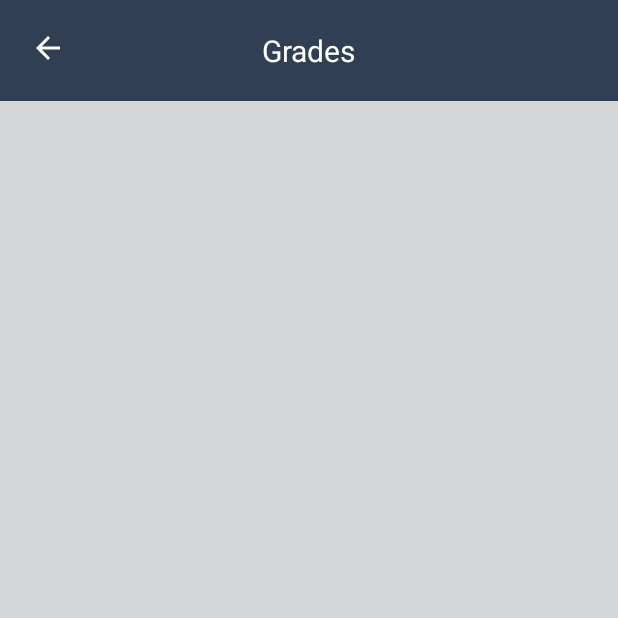
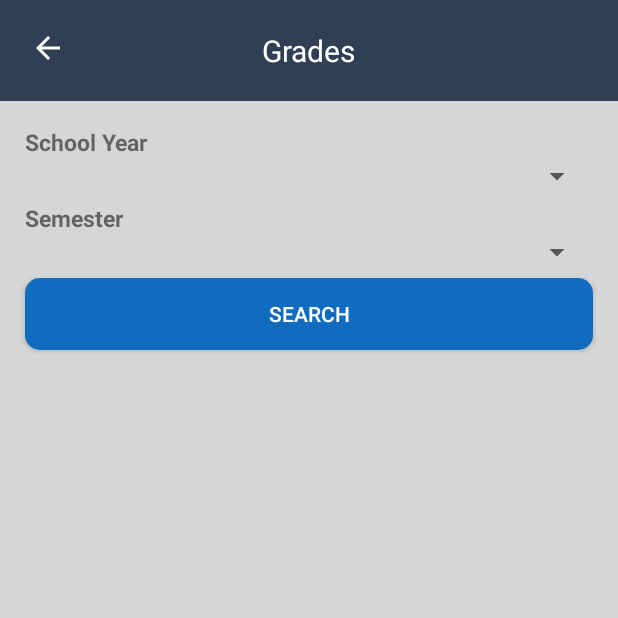
Before and after one commit to NerissaRonquillo33/HCC-R, an Android app: the Grade screen opened directly, with no data from a screen before it, on a phone screen of 412 x 824 dp, the top half of it. Run offline under Robolectric (Android 15) with nearby library versions, the phone set to English and light mode, and no system bars; our stand-ins replace Volley; network calls fail.

Commit message:
sync student info, grades, login

```diff
--- a/app/src/main/java/com/example/hcc/Dashboard.java
+++ b/app/src/main/java/com/example/hcc/Dashboard.java
@@ -42,6 +42,7 @@ public class Dashboard extends AppCompatActivity {
             @Override
             public void onClick(View view) {
                 Intent grade = new Intent(Dashboard.this, Grade.class);
+                grade.putExtra("username",username);
                 startActivity(grade);
             }
         });
@@ -50,6 +51,7 @@ public class Dashboard extends AppCompatActivity {
             @Override
             public void onClick(View view) {
                 Intent bill = new Intent(Dashboard.this, Bill.class);
+                bill.putExtra("username",username);
                 startActivity(bill);
             }
         });
--- a/app/src/main/java/com/example/hcc/Grade.java
+++ b/app/src/main/java/com/example/hcc/Grade.java
@@ -4,23 +4,140 @@ import android.content.Intent;
 import android.os.Bundle;
 import android.support.annotation.Nullable;
 import android.support.v7.app.AppCompatActivity;
+import android.support.v7.widget.GridLayoutManager;
+import android.support.v7.widget.RecyclerView;
+import android.util.Log;
 import android.view.View;
+import android.widget.ArrayAdapter;
+import android.widget.Button;
 import android.widget.ImageView;
+import android.widget.Spinner;
+
+import com.example.hcc.http_request.HttpRequest;
+import com.example.hcc.interfaces.RequestCallback;
+
+import org.json.JSONArray;
+import org.json.JSONException;
+import org.json.JSONObject;
+
+import java.util.ArrayList;
+import java.util.List;
 
 
 public class Grade extends AppCompatActivity {
+
+    List<Grade_Item> lstgrade;
+    DBHelper dbHelper;
+    List<String> schoolyearList;
+    List<String> semesterList;
+    Spinner spinnerSchoolYr;
+    Spinner spinnerSem;
+    String username;
 
     @Override
     protected void onCreate(@Nullable Bundle savedInstanceState) {
         super.onCreate(savedInstanceState);
         setContentView(R.layout.grade);
         ImageView prev = findViewById(R.id.back2main);
+        spinnerSchoolYr = findViewById(R.id.schoolyear);
+        spinnerSem = findViewById(R.id.semester);
+        Button search = findViewById(R.id.search);
+        lstgrade = new ArrayList<>();
+        schoolyearList = new ArrayList<String>();
+        semesterList = new ArrayList<String>();
+//        dbHelper = new DBHelper(this, lstgrade);
+        username = getIntent().getStringExtra("username");
         /* Back to main */
         prev.setOnClickListener(new View.OnClickListener() {
             @Override
             public void onClick(View view) {
                 Intent dashboard = new Intent(Grade.this, Dashboard.class);
+                dashboard.putExtra("username",username);
                 startActivity(dashboard);
+            }
+        });
+        search.setOnClickListener(new View.OnClickListener() {
+            @Override
+            public void onClick(View view) {
+                String schoolyr = spinnerSchoolYr.getSelectedItem().toString();
+                String semtr = spinnerSem.getSelectedItem().toString();
+                GradesList(username, schoolyr, semtr);
+            }
+        });
+        GradesSelection();
+    }
+
+    public void GradesSelection() {
+        /* Courses list */
+        schoolyearList.clear();
+        semesterList.clear();
+        JSONObject jsonParams = new JSONObject();
+        try {
+            jsonParams.put("secret_key", "secret_key");
+        } catch (JSONException e) {
+            e.printStackTrace();
+        }
+        new HttpRequest().doPost(Grade.this, getResources().getString(R.string.server_path) + "grades-selection.php", jsonParams, new RequestCallback() {
+            @Override
+            public void success(String response, JSONObject jsonObject) {
+                if (response.equals("success")) {
+                    try {
+                        JSONObject jsonObject1 = jsonObject.getJSONObject("results");
+                        JSONArray jsonArray = jsonObject1.getJSONArray("schoolyear");
+                        JSONArray jsonArray2 = jsonObject1.getJSONArray("semester");
+                        for(int n = 0; n < jsonArray.length(); n++)
+                        {
+                            schoolyearList.add(jsonArray.getString(n));
+                        }
+                        for(int n = 0; n < jsonArray2.length(); n++)
+                        {
+                            semesterList.add(jsonArray2.getString(n));
+                        }
+                    } catch (JSONException e) {
+                        //todo
+                    }
+                    ArrayAdapter<String> adapterSYL = new ArrayAdapter<String>(Grade.this, android.R.layout.simple_spinner_item, schoolyearList);
+                    ArrayAdapter<String> adapterS = new ArrayAdapter<String>(Grade.this, android.R.layout.simple_spinner_item, semesterList);
+                    adapterSYL.setDropDownViewResource(android.R.layout.simple_spinner_dropdown_item);
+                    adapterS.setDropDownViewResource(android.R.layout.simple_spinner_dropdown_item);
+                    spinnerSchoolYr.setAdapter(adapterSYL);
+                    spinnerSem.setAdapter(adapterS);
+                }
+            }
+        });
+    }
+
+    public void GradesList(String username, String schoolyear, String semester) {
+        /* Courses list */
+        JSONObject jsonParams = new JSONObject();
+        try {
+            jsonParams.put("secret_key", "secret_key");
+            jsonParams.put("username", username);
+            jsonParams.put("schoolyear", schoolyear);
+            jsonParams.put("semester", semester);
+        } catch (JSONException e) {
+            e.printStackTrace();
+        }
+        new HttpRequest().doPost(Grade.this, getResources().getString(R.string.server_path) + "grades.php", jsonParams, new RequestCallback() {
+            @Override
+            public void success(String response, JSONObject jsonObject) {
+                if (response.equals("success")) {
+                    try {
+                        JSONArray jsonArray = jsonObject.getJSONArray("results");
+                        lstgrade.clear();
+                        for(int n = 0; n < jsonArray.length(); n++)
+                        {
+                            JSONObject object = jsonArray.getJSONObject(n);
+                            lstgrade.add(new Grade_Item(Integer.parseInt(object.getString("entryid")),object.getString("subject"),object.getString("faculty"),object.getString("prelim"),object.getString("midterm"),object.getString("finals"),object.getString("finalgrades"),object.getString("average"),object.getString("status")));
+                        }
+                    } catch (JSONException e) {
+                        //todo
+                    }
+                    RecyclerView list = findViewById(R.id.grade_holder);
+                    Grade_Adapter adapter = new Grade_Adapter(getApplicationContext(), lstgrade);
+                    list.setLayoutManager(new GridLayoutManager(getApplicationContext(), 1));
+                    list.setAdapter(adapter);
+                }
             }
         });
     }
--- a/app/src/main/java/com/example/hcc/StudentInfo.java
+++ b/app/src/main/java/com/example/hcc/StudentInfo.java
@@ -86,7 +86,7 @@ public class StudentInfo extends AppCompatActivity {
                         contact.setText(jsonObject.getString("contact"));
                         address.setText(jsonObject.getString("address"));
                         dob.setText(jsonObject.getString("birthday"));
-                        age.setText(getPerfectAgeInYears(jsonObject.getString("birthday")));
+                        age.setText(jsonObject.getString("age"));
                         if (jsonObject.getString("image").length() > 300) {
                             byte[] decodedString = Base64.decode(jsonObject.getString("image"), Base64.DEFAULT);
                             Bitmap decodedByte = BitmapFactory.decodeByteArray(decodedString, 0, decodedString.length);
--- a/app/src/main/res/layout/grade.xml
+++ b/app/src/main/res/layout/grade.xml
@@ -34,12 +34,62 @@
             android:scaleType="fitEnd"
             android:layout_weight="1"/>
     </LinearLayout>
-
-    <android.support.v7.widget.RecyclerView
-        android:id="@+id/grade_holder"
-        android:layout_margin="5dp"
+    <LinearLayout
+        android:orientation="vertical"
         android:layout_width="match_parent"
         android:layout_height="match_parent"
-        android:scrollbars="vertical"/>
-
+        android:layout_margin="1dp"
+        android:padding="10dp">
+        <TextView
+            android:text="School Year"
+            android:layout_width="match_parent"
+            android:layout_height="wrap_content"
+            android:textSize="15sp"
+            android:textStyle="bold"
+            android:layout_marginTop="5dp"
+            android:layout_marginRight="5dp"
+            android:layout_marginLeft="5dp"/>
+        <Spinner
+            android:id="@+id/schoolyear"
+            android:layout_width="match_parent"
+            android:layout_height="wrap_content"
+            android:textSize="18sp"
+            android:padding="5dp"
+            android:layout_marginBottom="5dp"
+            android:layout_marginRight="5dp"
+            android:layout_marginLeft="5dp"/>
+        <TextView
+            android:text="Semester"
+            android:layout_width="match_parent"
+            android:textSize="15sp"
+            android:textStyle="bold"
+            android:layout_height="wrap_content"
+            android:layout_marginRight="5dp"
+            android:layout_marginLeft="5dp"/>
+        <Spinner
+            android:id="@+id/semester"
+            android:textSize="18sp"
+            android:padding="5dp"
+            android:layout_width="match_parent"
+            android:layout_height="wrap_content"
+            android:layout_marginBottom="5dp"
+            android:layout_marginRight="5dp"
+            android:layout_marginLeft="5dp"/>
+        <Button
+            android:id="@+id/search"
+            android:background="@drawable/button_custom"
+            android:text="Search"
+            android:layout_marginBottom="5dp"
+            android:layout_marginRight="5dp"
+            android:layout_marginLeft="5dp"
+            android:textColor="@color/white"
+            android:layout_width="match_parent"
+            android:layout_height="wrap_content"/>
+        <android.support.v7.widget.RecyclerView
+            android:id="@+id/grade_holder"
+            android:layout_margin="5dp"
+            android:layout_width="match_parent"
+            android:layout_height="match_parent"
+            android:scrollbars="vertical"/>
+    </LinearLayout>
 </LinearLayout>
--- a/app/src/main/res/values/strings.xml
+++ b/app/src/main/res/values/strings.xml
@@ -1,4 +1,4 @@
 <resources>
     <string name="app_name">HCC</string>
-    <string name="server_path">http://192.168.1.8/HCC-WEB-master/api/mobile/</string>
+    <string name="server_path">http://192.168.100.129/api/</string>
 </resources>
```
Also changed, not shown: app/src/main/java/com/example/hcc/Grade_Adapter.java (added, +64 -0 lines), app/src/main/java/com/example/hcc/Grade_Item.java (added, +97 -0 lines), app/src/main/res/layout/grade_list.xml (added, +72 -0 lines), 1 other file.
